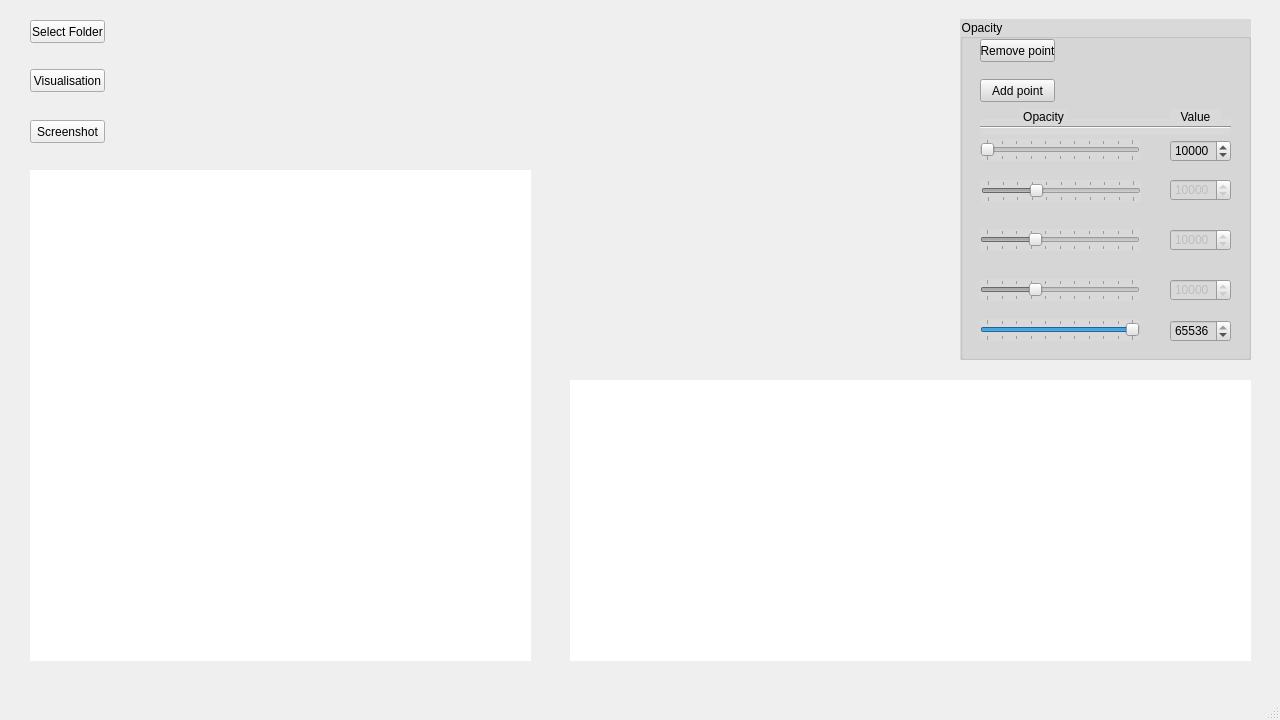
Qt form user_interface.ui (Olam1/ProjetMulti) before a commit.
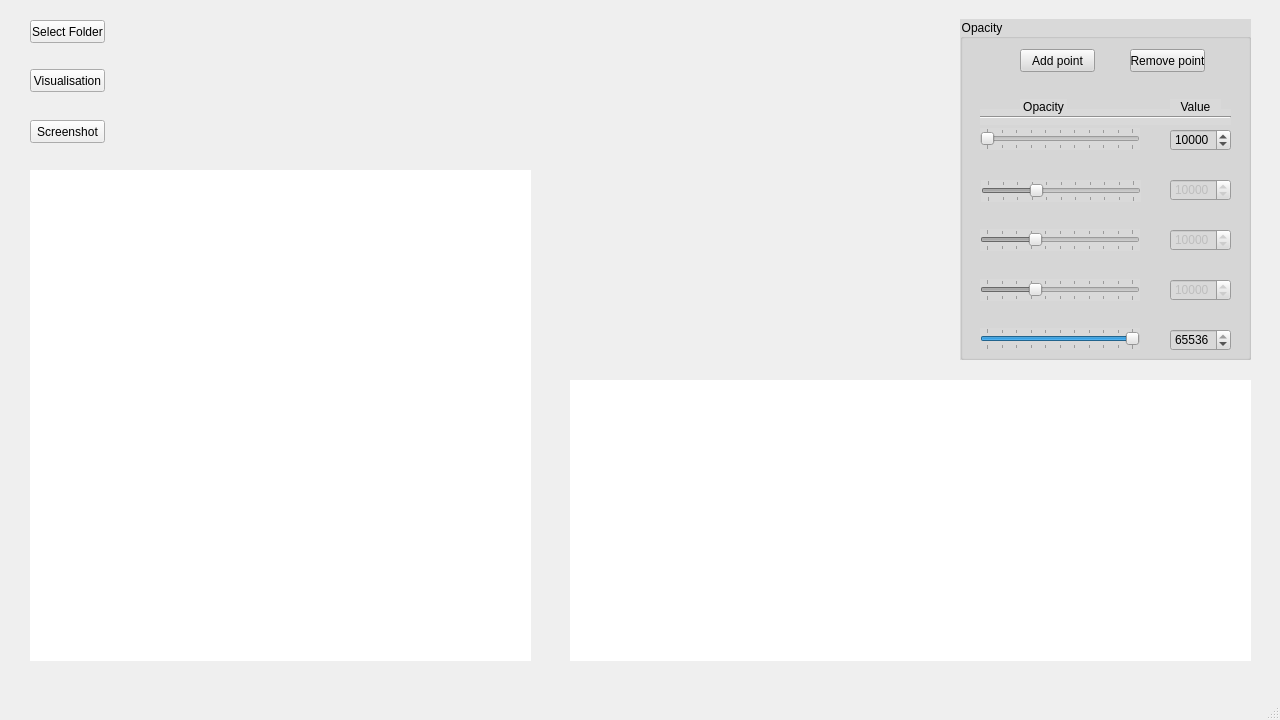
The same form after that commit. Icons and pictures are not drawn.

```diff
--- a/user_interface.ui
+++ b/user_interface.ui
@@ -214,8 +214,8 @@
     <widget class="QPushButton" name="remove_point">
      <property name="geometry">
       <rect>
-       <x>20</x>
-       <y>20</y>
+       <x>170</x>
+       <y>30</y>
        <width>75</width>
        <height>23</height>
       </rect>
@@ -227,8 +227,8 @@
     <widget class="QPushButton" name="add_point">
      <property name="geometry">
       <rect>
-       <x>20</x>
-       <y>60</y>
+       <x>60</x>
+       <y>30</y>
        <width>75</width>
        <height>23</height>
       </rect>
@@ -241,7 +241,7 @@
      <property name="geometry">
       <rect>
        <x>20</x>
-       <y>100</y>
+       <y>90</y>
        <width>251</width>
        <height>16</height>
       </rect>
@@ -288,7 +288,7 @@
      <property name="geometry">
       <rect>
        <x>60</x>
-       <y>90</y>
+       <y>80</y>
        <width>47</width>
        <height>16</height>
       </rect>
@@ -304,7 +304,7 @@
      <property name="geometry">
       <rect>
        <x>210</x>
-       <y>90</y>
+       <y>80</y>
        <width>51</width>
        <height>16</height>
       </rect>
@@ -320,7 +320,7 @@
      <property name="geometry">
       <rect>
        <x>210</x>
-       <y>301</y>
+       <y>310</y>
        <width>61</width>
        <height>22</height>
       </rect>
@@ -339,7 +339,7 @@
      <property name="geometry">
       <rect>
        <x>210</x>
-       <y>121</y>
+       <y>110</y>
        <width>61</width>
        <height>22</height>
       </rect>
@@ -361,7 +361,7 @@
      <property name="geometry">
       <rect>
        <x>20</x>
-       <y>300</y>
+       <y>309</y>
        <width>160</width>
        <height>22</height>
       </rect>
@@ -395,7 +395,7 @@
      <property name="geometry">
       <rect>
        <x>20</x>
-       <y>120</y>
+       <y>109</y>
        <width>160</width>
        <height>22</height>
       </rect>
```
